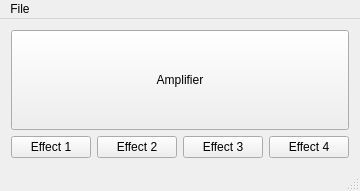
First picture: the form in plug/mainwindow.ui, repository b2ornot2b/plug, before the edit.
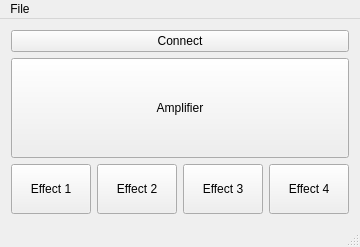
Second picture: the form after the edit.

Commit message: Added  "Mustang" class with basic functionality for initializing and closing connection to the amplifier.

What changed in the file:
```diff
--- a/plug/mainwindow.ui
+++ b/plug/mainwindow.ui
@@ -6,8 +6,8 @@
    <rect>
     <x>0</x>
     <y>0</y>
-    <width>300</width>
-    <height>150</height>
+    <width>351</width>
+    <height>233</height>
    </rect>
   </property>
   <property name="windowTitle">
@@ -15,6 +15,13 @@
   </property>
   <widget class="QWidget" name="centralWidget">
    <layout class="QVBoxLayout" name="verticalLayout">
+    <item>
+     <widget class="QPushButton" name="connectButton">
+      <property name="text">
+       <string>Connect</string>
+      </property>
+     </widget>
+    </item>
     <item>
      <widget class="QPushButton" name="Amplifier">
       <property name="minimumSize">
@@ -32,6 +39,12 @@
      <layout class="QHBoxLayout" name="horizontalLayout_2">
       <item>
        <widget class="QPushButton" name="EffectButton1">
+        <property name="minimumSize">
+         <size>
+          <width>0</width>
+          <height>50</height>
+         </size>
+        </property>
         <property name="text">
          <string>Effect 1</string>
         </property>
@@ -39,6 +52,12 @@
       </item>
       <item>
        <widget class="QPushButton" name="EffectButton2">
+        <property name="minimumSize">
+         <size>
+          <width>0</width>
+          <height>50</height>
+         </size>
+        </property>
         <property name="text">
          <string>Effect 2</string>
         </property>
@@ -46,6 +65,12 @@
       </item>
       <item>
        <widget class="QPushButton" name="EffectButton3">
+        <property name="minimumSize">
+         <size>
+          <width>0</width>
+          <height>50</height>
+         </size>
+        </property>
         <property name="text">
          <string>Effect 3</string>
         </property>
@@ -53,6 +78,12 @@
       </item>
       <item>
        <widget class="QPushButton" name="EffectButton4">
+        <property name="minimumSize">
+         <size>
+          <width>0</width>
+          <height>50</height>
+         </size>
+        </property>
         <property name="text">
          <string>Effect 4</string>
         </property>
```
Left out of the diff: 4 changed lines with no effect on the pictures. The commit also changes 5 other files.
